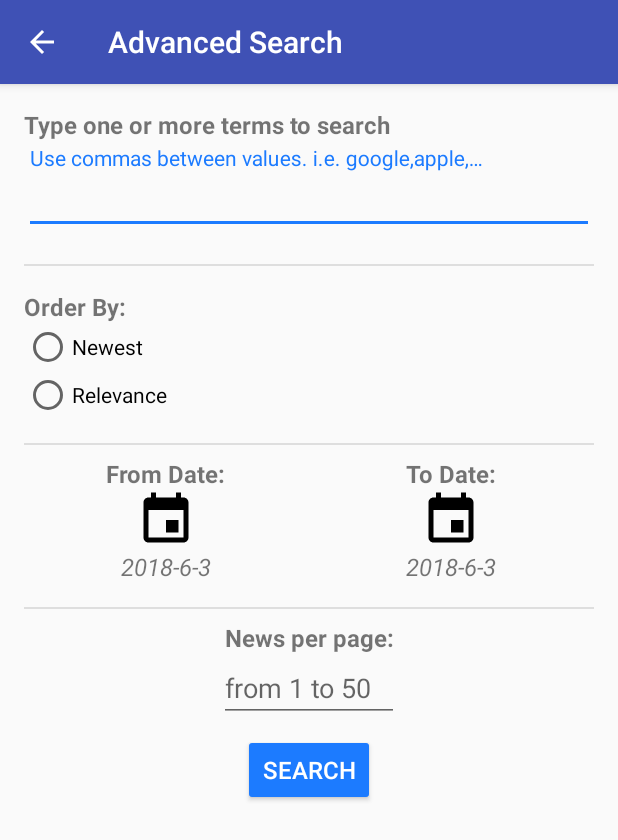
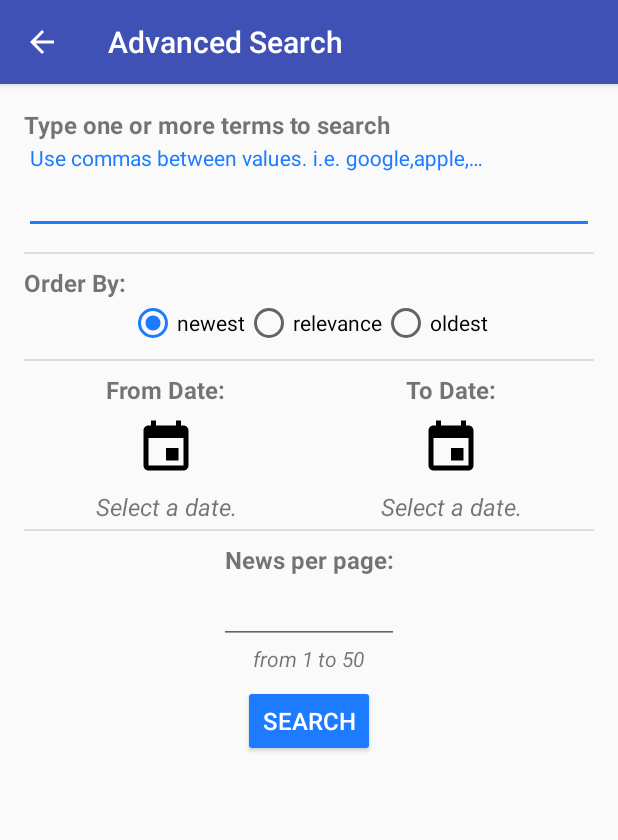
Before and after one commit to jesselima/nanodegree-android-basic-news-app, an Android app: the SearchActivity screen opened directly, with no data from a screen before it, on a phone screen of 412 x 824 dp. Shown: the top 840 px of the screen. Run offline under Robolectric (Android 15) with nearby library versions, the phone set to English and light mode, and no system bars.

Commit message:
Advanced search implemented.

```diff
--- a/app/src/main/AndroidManifest.xml
+++ b/app/src/main/AndroidManifest.xml
@@ -33,6 +33,7 @@
             android:name=".CategoriesActivity"
             android:label="News Categories"
             android:parentActivityName=".NewsListActivity" />
+        <activity android:name=".SavedNewsActivity"></activity>
     </application>
 
 </manifest>
--- a/app/src/main/java/com/udacity/newsapp/CategoriesActivity.java
+++ b/app/src/main/java/com/udacity/newsapp/CategoriesActivity.java
@@ -31,7 +31,7 @@ public class CategoriesActivity extends AppCompatActivity {
             categoriesList.add(new NewsCategory("business", "Business", R.drawable.ic_business));
             categoriesList.add(new NewsCategory("cities", "Cities", R.drawable.ic_cities));
             categoriesList.add(new NewsCategory("music", "Music", R.drawable.ic_music));
-            categoriesList.add(new NewsCategory("world", "World", R.drawable.ic_world));
+            categoriesList.add(new NewsCategory("world", "World News", R.drawable.ic_world));
 
         categoriesAdapter = new NewsCategoriesAdapter(this, categoriesList);
         ListView listViewCategories = findViewById(R.id.list_view_categories);
@@ -49,8 +49,8 @@ public class CategoriesActivity extends AppCompatActivity {
                 Intent intent = new Intent(getApplicationContext(), NewsListActivity.class);
                     intent.putExtra("sectionId", sectionID);
                     intent.putExtra("sectionName", sectionName);
-                    boolean searchBySectionId = true;
-                    intent.putExtra("searchBySectionId", searchBySectionId);
+                    String searchType = "category";
+                    intent.putExtra("searchType", searchType);
                 startActivity(intent);
 
                 // Testing
--- a/app/src/main/java/com/udacity/newsapp/SearchActivity.java
+++ b/app/src/main/java/com/udacity/newsapp/SearchActivity.java
@@ -1,35 +1,52 @@
 package com.udacity.newsapp;
 
 import android.app.DatePickerDialog;
+import android.content.Intent;
 import android.support.v7.app.AppCompatActivity;
 import android.os.Bundle;
+import android.util.Log;
 import android.view.View;
 import android.widget.Button;
 import android.widget.DatePicker;
+import android.widget.EditText;
 import android.widget.LinearLayout;
+import android.widget.RadioButton;
+import android.widget.RadioGroup;
 import android.widget.TextView;
 
+import java.text.SimpleDateFormat;
 import java.util.Calendar;
 import java.util.Date;
 
 public class SearchActivity extends AppCompatActivity {
 
-    LinearLayout linearLayoutPickFromDate;
-    LinearLayout linearLayoutPickToDate;
+    private LinearLayout linearLayoutPickFromDate;
+    private LinearLayout linearLayoutPickToDate;
 
-    TextView fromDateSelected;
-    TextView toDateSelected;
-    DatePickerDialog datePickerDialog;
+    private TextView fromDateSelected;
+    private TextView toDateSelected;
+    private DatePickerDialog datePickerDialog;
 
-    int currentYear;
-    int currentMonth;
-    int currentDayOfMonth;
-    Calendar calendar;
+    private int currentYear;
+    private int currentMonth;
+    private int currentDayOfMonth;
+    private Calendar calendar;
+
+    /* Strings to be used in Advanced search */
+    private String pageSize, q,fromDate, toDate, fullFromDate, fullToDate;
+    private String orderBy = "";
+
 
     @Override
     protected void onCreate(Bundle savedInstanceState) {
         super.onCreate(savedInstanceState);
         setContentView(R.layout.activity_search);
+
+        final RadioGroup radioGroup = findViewById(R.id.search_radio_group);
+        final EditText newsPerPage = findViewById(R.id.search_page_size);
+        final EditText searchTerms = findViewById(R.id.search_q);
+
+        /* Date picker implementation */
 
         linearLayoutPickFromDate = findViewById(R.id.from_date);
         fromDateSelected = findViewById(R.id.from_date_selected);
@@ -42,7 +59,7 @@ public class SearchActivity extends AppCompatActivity {
         currentMonth = calendar.get(Calendar.MONTH);
         currentDayOfMonth = calendar.get(Calendar.DAY_OF_MONTH);
 
-
+        fromDateSelected.setText(R.string.no_date_selected);
         linearLayoutPickFromDate.setOnClickListener(new View.OnClickListener() {
             @Override
             public void onClick(View view) {
@@ -56,16 +73,16 @@ public class SearchActivity extends AppCompatActivity {
                                 date.append(month + 1);
                                 date.append("-");
                                 date.append(day);
-                            String fullDate = String.valueOf(date);
-                            fromDateSelected.setText(fullDate);
+                            fullFromDate = String.valueOf(date);
+                            fromDateSelected.setText(fullFromDate);
+                            fromDate = String.valueOf(fullFromDate);
                         }
                     }, currentYear, currentMonth, currentDayOfMonth);
                 datePickerDialog.show();
             }
         });
-        fromDateSelected.setText(currentYear + "-" + (currentMonth +1) + "-" + currentDayOfMonth);
 
-
+        toDateSelected.setText(R.string.no_date_selected);
         linearLayoutPickToDate.setOnClickListener(new View.OnClickListener() {
             @Override
             public void onClick(View view) {
@@ -79,15 +96,58 @@ public class SearchActivity extends AppCompatActivity {
                                     date.append(month + 1);
                                     date.append("-");
                                     date.append(day);
-                                String fullDate = String.valueOf(date);
-                                toDateSelected.setText(fullDate);
+                                fullToDate = String.valueOf(date);
+                                toDateSelected.setText(fullToDate);
+                                toDate = String.valueOf(fullToDate);
                             }
                         }, currentYear, currentMonth, currentDayOfMonth);
                 datePickerDialog.show();
             }
         });
-        toDateSelected.setText(currentYear + "-" + (currentMonth +1) + "-" + currentDayOfMonth);
 
+        /* Get input values and update variables to be sent by intent do NewsListActivity */
+
+
+        Button buttonSearch = findViewById(R.id.button_search);
+        buttonSearch.setOnClickListener(new View.OnClickListener() {
+            @Override
+            public void onClick(View v) {
+
+                orderBy = ((RadioButton) findViewById(radioGroup.getCheckedRadioButtonId())).getText().toString();
+                pageSize = newsPerPage.getText().toString();
+                q = searchTerms.getText().toString();
+
+                Intent intent = new Intent(getApplicationContext(), NewsListActivity.class);
+                intent.putExtra("from-date", fromDate);
+                intent.putExtra("to-date", toDate);
+                intent.putExtra("order-by", orderBy);
+                intent.putExtra("page-size", pageSize);
+                intent.putExtra("q", q);
+                String searchType = "advanced";
+                intent.putExtra("searchType", searchType);
+
+                Log.v("SEARCH ACTIVITY: ", "TESTING MY INPUTS");
+                Log.v("Search fromDate value: ", fromDate);
+                Log.v("Search toDate value: ", toDate);
+                Log.v("Search orderBy value: ", orderBy);
+                Log.v("Search pageSize value: ", pageSize);
+                Log.v("Search q value: ", q);
+                Log.v("searchType value: ", searchType);
+
+                startActivity(intent);
+            }
+        });
+
+    } // Close onCreate method
+
+    /**
+     * This method receives the date (data type Date) as input parameter and
+     * @param dateObject is the date to be formatted.
+     * @return a string with the date formatted according to the SimpleDateFormat method pattern.
+     */
+    private String formatDate(Date dateObject) {
+        SimpleDateFormat dateFormat = new SimpleDateFormat("LLL dd, yyyy");
+        return dateFormat.format(dateObject);
     }
 
 }
--- a/app/src/main/java/com/udacity/newsapp/adapters/NewsAdapter.java
+++ b/app/src/main/java/com/udacity/newsapp/adapters/NewsAdapter.java
@@ -112,6 +112,9 @@ public class NewsAdapter extends ArrayAdapter<News> {
             if (currentNews.getSectionName().equals("Society")){
                 sectionName.setTextColor(ContextCompat.getColor(getContext(), R.color.colorTagSociety));
             }
+            if (currentNews.getSectionName().equals("Cities")){
+                sectionName.setTextColor(ContextCompat.getColor(getContext(), R.color.colorTagCities));
+            }
 
             TextView contributors = listItemView.findViewById(R.id.text_view_contributor);
             contributors.setText(currentNews.getContributors());
--- a/app/src/main/res/layout/activity_search.xml
+++ b/app/src/main/res/layout/activity_search.xml
@@ -22,6 +22,7 @@
         android:layout_marginTop="@dimen/margin_4"
         app:hintTextAppearance="@style/MyHintText">
         <EditText
+            android:id="@+id/search_q"
             android:layout_width="match_parent"
             android:layout_height="wrap_content"
             android:hint="@string/search_term_example"
@@ -32,8 +33,8 @@
     <View
         android:layout_width="match_parent"
         android:layout_height="1dp"
-        android:layout_marginBottom="@dimen/margin_16"
-        android:layout_marginTop="@dimen/margin_16"
+        android:layout_marginBottom="@dimen/margin_8"
+        android:layout_marginTop="@dimen/margin_8"
         android:background="@color/colorLightGrey"/>
 
     <LinearLayout
@@ -47,23 +48,34 @@
             android:textSize="@dimen/text_size_16"
             android:textStyle="bold"/>
         <RadioGroup
+            android:id="@+id/search_radio_group"
             android:layout_width="match_parent"
-            android:layout_height="wrap_content">
+            android:layout_height="wrap_content"
+            android:gravity="center"
+            android:orientation="horizontal">
             <RadioButton
+                android:id="@+id/search_radio_newest"
                 android:layout_width="wrap_content"
                 android:layout_height="wrap_content"
+                android:checked="true"
                 android:text="@string/newest"/>
             <RadioButton
+                android:id="@+id/search_radio_relevant"
                 android:layout_width="wrap_content"
                 android:layout_height="wrap_content"
                 android:text="@string/relevance"/>
+            <RadioButton
+                android:id="@+id/search_radio_oldest"
+                android:layout_width="wrap_content"
+                android:layout_height="wrap_content"
+                android:text="oldest"/>
         </RadioGroup>
     </LinearLayout>
 
     <View
         android:layout_width="match_parent"
         android:layout_height="1dp"
-        android:layout_marginTop="@dimen/margin_16"
+        android:layout_marginTop="@dimen/margin_8"
         android:background="@color/colorLightGrey"/>
 
     <LinearLayout
@@ -89,14 +101,16 @@
             <ImageView
                 android:layout_width="40dp"
                 android:layout_height="40dp"
+                android:layout_marginTop="@dimen/margin_8"
                 android:src="@drawable/ic_calendar"/>
             <TextView
                 android:id="@+id/from_date_selected"
                 android:layout_width="wrap_content"
                 android:layout_height="wrap_content"
+                android:layout_marginTop="@dimen/margin_8"
+                android:textAllCaps="false"
                 android:textSize="@dimen/text_size_16"
-                android:textStyle="italic"
-                android:textAllCaps="true"/>
+                android:textStyle="italic"/>
         </LinearLayout>
 
         <LinearLayout
@@ -116,14 +130,16 @@
             <ImageView
                 android:layout_width="40dp"
                 android:layout_height="40dp"
+                android:layout_marginTop="@dimen/margin_8"
                 android:src="@drawable/ic_calendar"/>
             <TextView
                 android:id="@+id/to_date_selected"
                 android:layout_width="wrap_content"
                 android:layout_height="wrap_content"
+                android:layout_marginTop="@dimen/margin_8"
+                android:textAllCaps="false"
                 android:textSize="@dimen/text_size_16"
-                android:textStyle="italic"
-                android:textAllCaps="true"/>
+                android:textStyle="italic"/>
         </LinearLayout>
 
 
@@ -132,7 +148,7 @@
     <View
         android:layout_width="match_parent"
         android:layout_height="1dp"
-        android:layout_marginTop="@dimen/margin_16"
+        android:layout_marginTop="@dimen/margin_4"
         android:background="@color/colorLightGrey"/>
 
     <TextView
@@ -144,14 +160,20 @@
         android:textSize="@dimen/text_size_16"
         android:textStyle="bold"/>
     <EditText
+        android:id="@+id/search_page_size"
         android:layout_width="120dp"
         android:layout_height="wrap_content"
         android:layout_gravity="center"
-        android:hint="@string/from_1_to_50"
         android:inputType="number"/>
+    <TextView
+        android:layout_width="wrap_content"
+        android:layout_height="wrap_content"
+        android:layout_gravity="center"
+        android:textStyle="italic"
+        android:text="@string/from_1_to_50"/>
 
     <Button
-        android:id="@+id/btn_search"
+        android:id="@+id/button_search"
         android:layout_width="wrap_content"
         android:layout_height="wrap_content"
         android:layout_gravity="center"
--- a/app/src/main/res/values/colors.xml
+++ b/app/src/main/res/values/colors.xml
@@ -19,4 +19,5 @@
     <color name="colorTagUsNews">#410b3e</color>
     <color name="colorTagUkNews">#ffdd00</color>
     <color name="colorTagSociety">#4a4d00</color>
+    <color name="colorTagCities">#cd541f</color>
 </resources>
--- a/app/src/main/res/values/strings.xml
+++ b/app/src/main/res/values/strings.xml
@@ -6,8 +6,8 @@
     <!--<string name="space">:\u0020</string>-->
     <string name="type_a_term_to_search">Type one or more terms to search</string>
     <string name="search_term_example">Use commas between values. i.e. google,apple,…</string>
-    <string name="newest">Newest</string>
-    <string name="relevance">Relevance</string>
+    <string name="newest">newest</string>
+    <string name="relevance">relevance</string>
     <string name="news_per_page">News per page:</string>
     <string name="order_by">Order By:</string>
     <string name="from_date">From Date:</string>
@@ -15,4 +15,6 @@
     <string name="from_1_to_50">from 1 to 50</string>
     <string name="search">Search</string>
     <string name="dash">-</string>
+    <string name="no_date_selected">Select a date.</string>
+    <string name="no_internet_connection">No internet connection!</string>
 </resources>
```
Also changed, not shown: app/src/main/java/com/udacity/newsapp/NewsListActivity.java (+40 -28 lines), app/src/main/java/com/udacity/newsapp/SavedNewsActivity.java (added, +15 -0 lines), app/src/main/res/layout/activity_saved_news.xml (added, +9 -0 lines).
